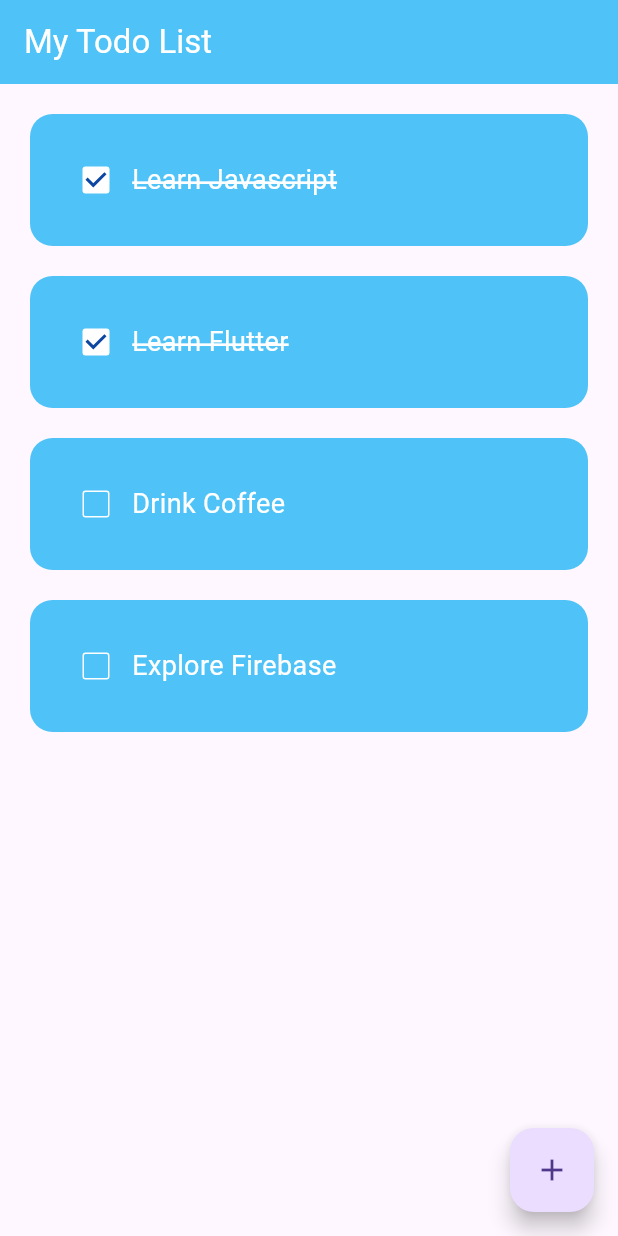
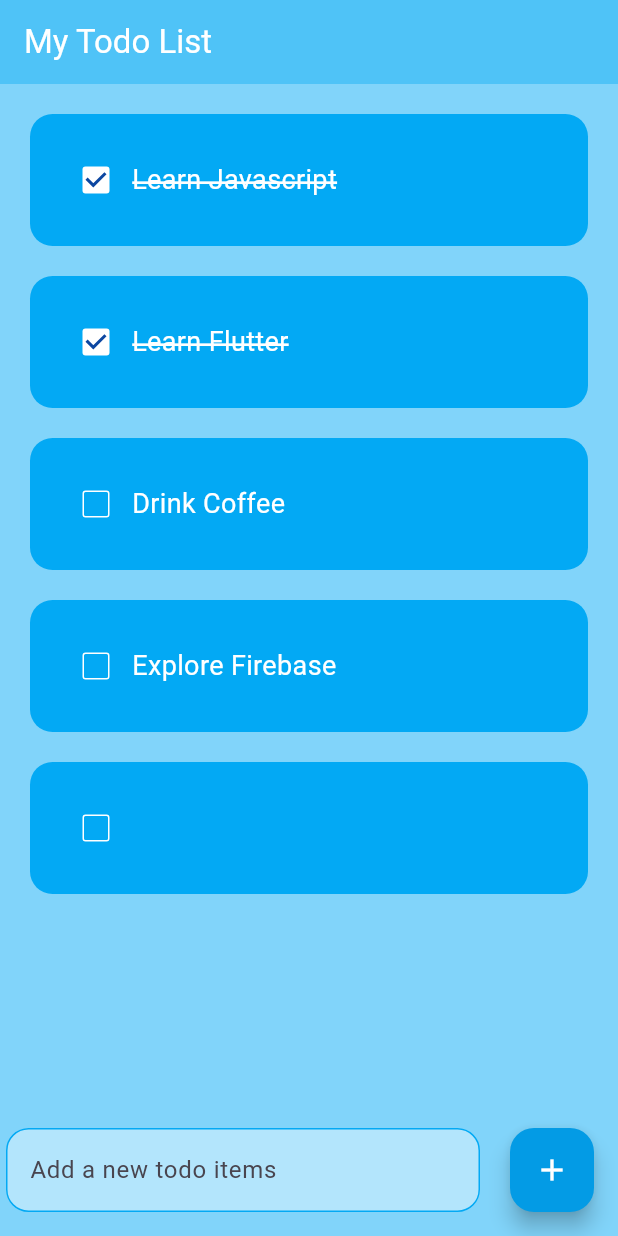
Before and after one commit to huachen8858/flutter_todo_app, a Flutter app: the screen it shows after launch, after a tap on the "add" icon, on a phone screen of 412 x 824 dp. Run offline on Flutter 3.47's test engine with Material 3 defaults, Android fonts, the phone set to English and light mode, and no system bars.

```diff
--- a/lib/pages/home_page.dart
+++ b/lib/pages/home_page.dart
@@ -9,6 +9,7 @@ class HomePage extends StatefulWidget {
 }
 
 class _HomePageState extends State<HomePage> {
+  final _controller = TextEditingController();
   List toDoList = [
     ['Learn Javascript', true],
     ['Learn Flutter', true],
@@ -22,9 +23,17 @@ class _HomePageState extends State<HomePage> {
     });
   }
 
+  void saveNewTask() {
+    setState(() {
+      toDoList.add([_controller.text, false]);
+      _controller.clear();
+    });
+  }
+
   @override
   Widget build(BuildContext context) {
     return Scaffold(
+      backgroundColor: Colors.lightBlue[200],
       appBar: AppBar(
         backgroundColor: Colors.lightBlue[300],
         foregroundColor: Colors.white,
@@ -40,11 +49,37 @@ class _HomePageState extends State<HomePage> {
           );
         },
       ),
-      floatingActionButton: FloatingActionButton(
-        onPressed: () {},
-        tooltip: 'Increment',
-        child: const Icon(Icons.add),
-      ), // This trailing comma makes auto-formatting nicer for build methods.
+      floatingActionButton: Row(
+        children: [
+          Expanded(
+            child: Padding(
+              padding: const EdgeInsets.symmetric(horizontal: 20),
+              child: TextField(
+                controller: _controller,
+                decoration: InputDecoration(
+                  hintText: 'Add a new todo items',
+                  filled: true,
+                  fillColor: Colors.lightBlue[100],
+                  enabledBorder: OutlineInputBorder(
+                    borderSide: const BorderSide(color: Colors.lightBlue),
+                    borderRadius: BorderRadius.circular(15),
+                  ),
+                  focusedBorder: OutlineInputBorder(
+                    borderSide: const BorderSide(color: Colors.lightBlue),
+                    borderRadius: BorderRadius.circular(15),
+                  ),
+                ),
+              ),
+            ),
+          ),
+          FloatingActionButton(
+            onPressed: saveNewTask,
+            tooltip: 'Increment',
+            backgroundColor: Colors.lightBlue[600],
+            child: const Icon(Icons.add, color: Colors.white),
+          ),
+        ],
+      ),
     );
   }
 }
--- a/lib/utils/todo_list.dart
+++ b/lib/utils/todo_list.dart
@@ -19,7 +19,7 @@ class TodoList extends StatelessWidget {
       child: Container(
         padding: const EdgeInsets.all(20),
         decoration: BoxDecoration(
-          color: Colors.lightBlue[300],
+          color: Colors.lightBlue,
           borderRadius: BorderRadius.circular(15),
         ),
         child: Row(
```
